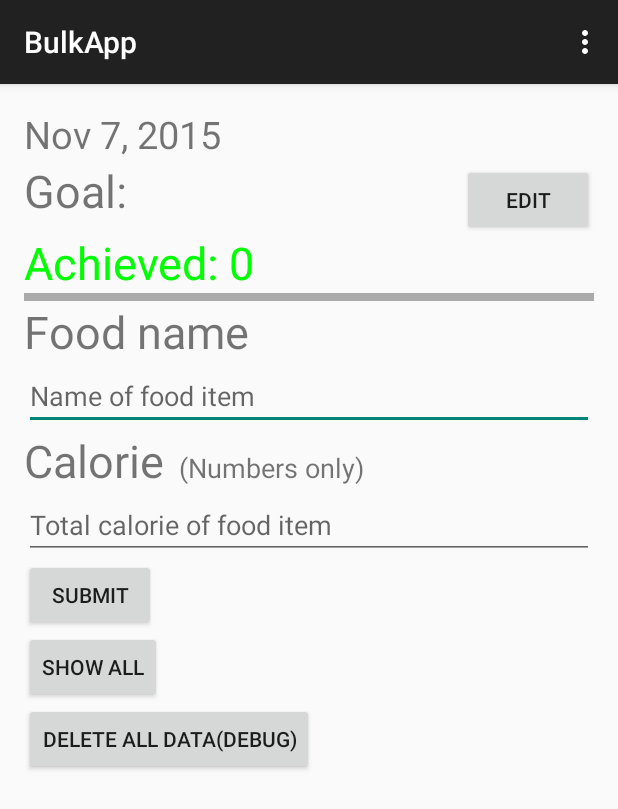
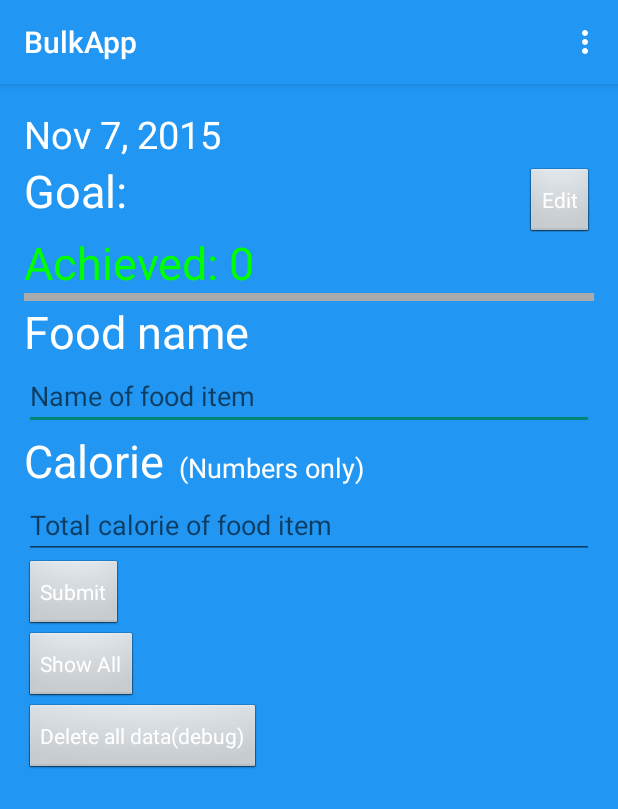
Before and after one commit to andy168chipz/BulkApp, an Android app: the screen it shows after launch (MainActivity), on a phone screen of 412 x 824 dp. Shown: the top 809 px of the screen. Run offline under Robolectric (Android 15) with nearby library versions, the phone set to English and light mode, and no system bars.

Commit message:
customizing styles

```diff
--- a/app/src/main/java/com/app/andy/bulkapp/FoodItemListView.java
+++ b/app/src/main/java/com/app/andy/bulkapp/FoodItemListView.java
@@ -50,7 +50,7 @@ public class FoodItemListView extends ListFragment {
 	public void onListItemClick(ListView l, View v, int position, long id) {
 		super.onListItemClick(l, v, position, id);
 		final FoodItem item = (FoodItem) getListAdapter().getItem(position);
-		final Dialog editDialog = new Dialog(mContext);
+		final Dialog editDialog = new Dialog(mContext, R.style.DialogStyle);
 		editDialog.setContentView(R.layout.edit_item_dialog);
 		final EditText foodEditText = (EditText) editDialog.findViewById(R.id.dialogFoodText);
 		foodEditText.setText(item.getName());
--- a/app/src/main/java/com/app/andy/bulkapp/MainFragment.java
+++ b/app/src/main/java/com/app/andy/bulkapp/MainFragment.java
@@ -10,6 +10,7 @@ import android.graphics.Color;
 import android.os.Bundle;
 import android.support.annotation.Nullable;
 import android.support.v4.app.Fragment;
+import android.support.v4.content.ContextCompat;
 import android.text.InputFilter;
 import android.text.InputType;
 import android.util.Log;
@@ -125,7 +126,7 @@ public class MainFragment extends Fragment {
 	private void setAchievedText(){
 		achieved = getAchieved();
 		achievedText.setText(getContext().getString(R.string.achieved) + getAchieved());
-		achievedText.setTextColor(achieved > goal ? Color.GREEN : Color.RED);
+		achievedText.setTextColor(achieved > goal ? Color.GREEN : ContextCompat.getColor(getContext(),R.color.light_white));
 	}
 
 	/**
@@ -217,7 +218,7 @@ public class MainFragment extends Fragment {
 	}
 
 	private void promptGoalDialog() {
-		AlertDialog.Builder builder = new AlertDialog.Builder(getActivity());
+		AlertDialog.Builder builder = new AlertDialog.Builder(getActivity(), R.style.DialogStyle);
 		builder.setMessage(R.string.prompt_enter_goal);
 		final EditText input = new EditText(getContext());
 		InputFilter filter[] = new InputFilter[1];
--- a/app/src/main/res/layout/list_view.xml
+++ b/app/src/main/res/layout/list_view.xml
@@ -3,7 +3,7 @@
               android:layout_width="match_parent"
               android:layout_height="match_parent"
               android:orientation="vertical"
-              android:background="@android:color/transparent">
+              android:background="@color/light_blue">
 
     <LinearLayout
         android:layout_width="match_parent"
--- a/app/src/main/res/layout/main_fragment.xml
+++ b/app/src/main/res/layout/main_fragment.xml
@@ -2,7 +2,7 @@
 <LinearLayout xmlns:android="http://schemas.android.com/apk/res/android"
               android:layout_width="match_parent"
               android:layout_height="match_parent"
-              android:background="@android:color/transparent"
+              android:background="@color/light_blue"
               android:orientation="vertical"
               android:weightSum="1">
 
--- a/app/src/main/res/values/styles.xml
+++ b/app/src/main/res/values/styles.xml
@@ -1,8 +1,35 @@
 <resources>
 
+    <color name="light_blue">#2196F3</color>
+    <color name="light_white">#F48FB1</color>
+    <color name="text_color">#FFFFFF</color>
+    <color name="hint_color">#FAFAFA</color>
     <!-- Base application theme. -->
     <style name="AppTheme" parent="Theme.AppCompat.Light.DarkActionBar">
         <!-- Customize your theme here. -->
+        <item name="android:background">@color/light_blue</item>
+        <item name="android:textViewStyle">@style/MyTextViewStyle</item>
+        <item name="android:editTextStyle">@style/MyEditText</item>
+        <item name="android:buttonStyle">@style/MyButtonStyle</item>
     </style>
 
+    <style name="DialogStyle" parent="Theme.AppCompat.Dialog">
+        <item name="android:background">@color/light_blue</item>
+        <item name="android:textViewStyle">@style/MyTextViewStyle</item>
+        <item name="android:editTextStyle">@style/MyEditText</item>
+        <item name="android:buttonStyle">@style/MyButtonStyle</item>
+    </style>
+
+    <style name="MyTextViewStyle" parent="android:Widget.TextView">
+        <item name="android:textColor">@color/text_color</item>
+    </style>
+
+    <style name="MyEditText" parent="android:Widget.EditText">
+        <item name="android:textColor">@color/text_color</item>
+        <item name="android:textColorHint">@color/hint_color</item>
+    </style>
+
+    <style name="MyButtonStyle" parent="android:Widget.Button">
+        <item name="android:textColor">@color/text_color</item>
+    </style>
 </resources>
```
